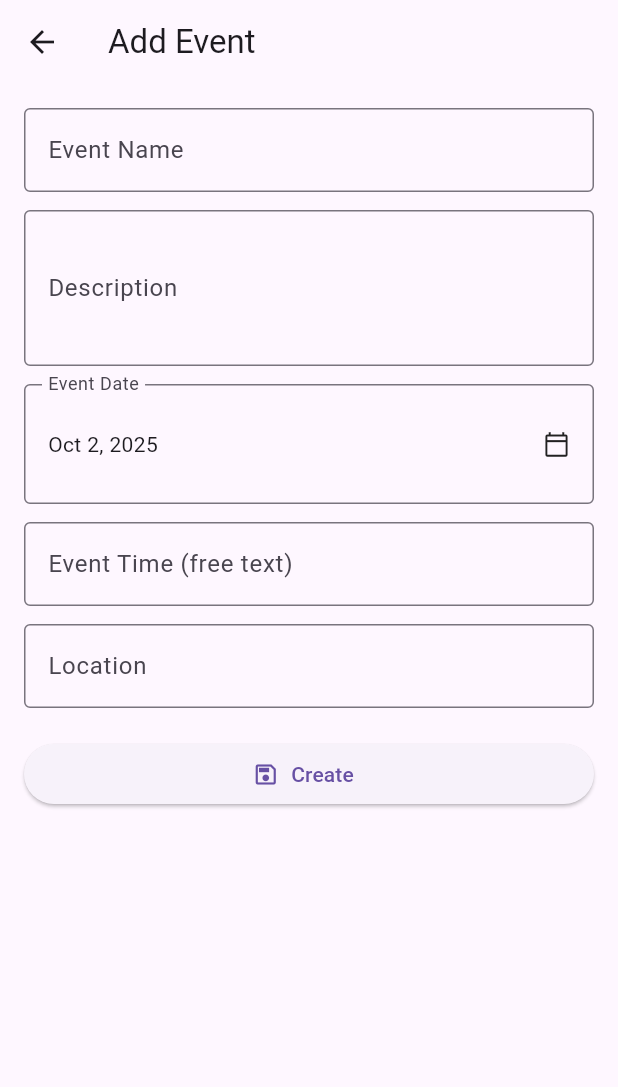
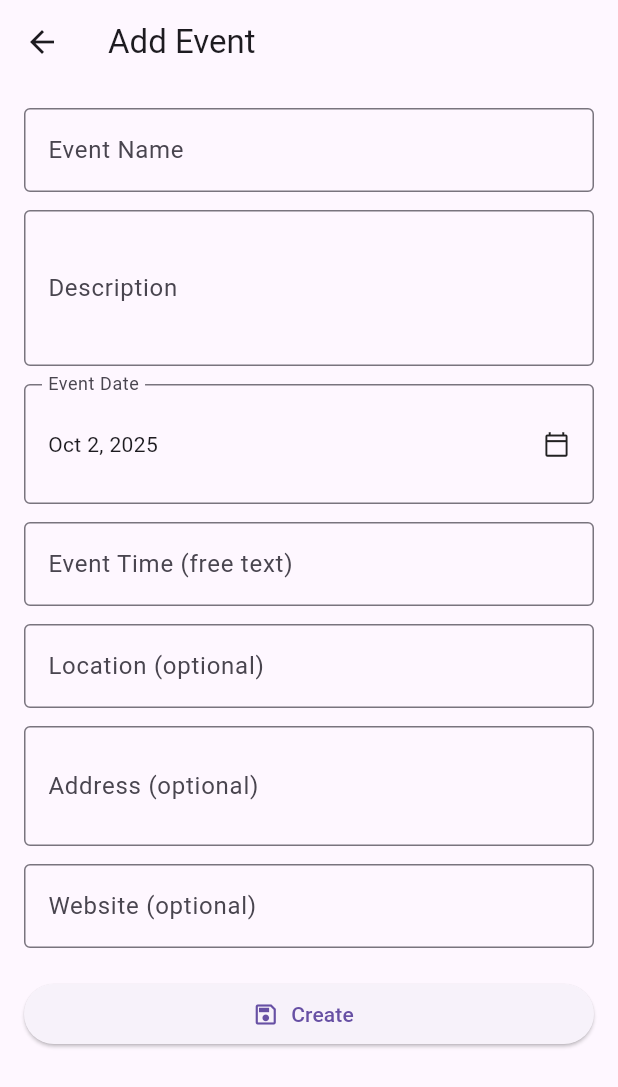
Before and after one commit to agawlbb/negaautism_mobile, a Flutter app: the EventDetailsScreen screen opened directly, on a phone screen of 412 x 824 dp. Shown: the top 1087 px of the screen. Run offline on Flutter 3.47's test engine with Material 3 defaults, Android fonts, the light colour scheme and no system bars; our stand-ins replace firebase_auth, firebase_core, firebase_messaging, package_info_plus, shared_preferences; accounts and stored records are empty.

Commit message:
support for address and website for events

```diff
--- a/lib/event_details_screen.dart
+++ b/lib/event_details_screen.dart
@@ -23,6 +23,8 @@ class _EventDetailsScreenState extends State<EventDetailsScreen> {
   late DateTime _eventDate;
   late final TextEditingController _timeCtrl;
   late final TextEditingController _locCtrl;
+  late final TextEditingController _addressCtrl; // NEW
+  late final TextEditingController _websiteCtrl; // NEW
 
   final _auth = FirebaseAuth.instance;
   bool _submitting = false;
@@ -38,6 +40,8 @@ class _EventDetailsScreenState extends State<EventDetailsScreen> {
     _eventDate = init?.eventDate ?? DateTime.now();
     _timeCtrl = TextEditingController(text: init?.eventTime ?? '');
     _locCtrl = TextEditingController(text: init?.location ?? '');
+    _addressCtrl = TextEditingController(text: init?.address ?? ''); // NEW
+    _websiteCtrl = TextEditingController(text: init?.website ?? ''); // NEW
   }
 
   @override
@@ -46,6 +50,8 @@ class _EventDetailsScreenState extends State<EventDetailsScreen> {
     _descCtrl.dispose();
     _timeCtrl.dispose();
     _locCtrl.dispose();
+    _addressCtrl.dispose(); // NEW
+    _websiteCtrl.dispose(); // NEW
     super.dispose();
   }
 
@@ -85,16 +91,20 @@ class _EventDetailsScreenState extends State<EventDetailsScreen> {
       final idToken = await user.getIdToken(true);
 
       final uri = Uri.parse('https://negaautism.org/api/add_event.php');
-      final resp = await http.post(uri, headers: {
-        'Content-Type': 'application/x-www-form-urlencoded',
-      }, body: {
+      final resp = await http.post(
+        uri,
+        headers: {'Content-Type': 'application/x-www-form-urlencoded'},
+        body: {
           'id_token': idToken,
           'name': _nameCtrl.text.trim(),
           'description': _descCtrl.text.trim(),
           'event_date': _yyyyMmDd(_eventDate),
           'event_time': _timeCtrl.text.trim(),
           'location': _locCtrl.text.trim(),
-      });
+          'address': _addressCtrl.text.trim(), // NEW
+          'website': _websiteCtrl.text.trim(), // NEW
+        },
+      );
 
       final data = json.decode(resp.body);
       if (data['success'] != true) throw Exception(data['message']);
@@ -106,7 +116,8 @@ class _EventDetailsScreenState extends State<EventDetailsScreen> {
       Navigator.of(context).pop(true);
     } catch (e) {
       if (mounted) {
-        ScaffoldMessenger.of(context).showSnackBar(SnackBar(content: Text('Error: $e')));
+        ScaffoldMessenger.of(context)
+            .showSnackBar(SnackBar(content: Text('Error: $e')));
       }
     } finally {
       if (mounted) setState(() => _submitting = false);
@@ -124,9 +135,10 @@ class _EventDetailsScreenState extends State<EventDetailsScreen> {
       final idToken = await user.getIdToken(true);
 
       final uri = Uri.parse('https://negaautism.org/api/edit_event.php');
-      final resp = await http.post(uri, headers: {
-        'Content-Type': 'application/x-www-form-urlencoded',
-      }, body: {
+      final resp = await http.post(
+        uri,
+        headers: {'Content-Type': 'application/x-www-form-urlencoded'},
+        body: {
           'id_token': idToken,
           'id': init.id.toString(),
           'name': _nameCtrl.text.trim(),
@@ -134,7 +146,10 @@ class _EventDetailsScreenState extends State<EventDetailsScreen> {
           'event_date': _yyyyMmDd(_eventDate),
           'event_time': _timeCtrl.text.trim(),
           'location': _locCtrl.text.trim(),
-      });
+          'address': _addressCtrl.text.trim(), // NEW
+          'website': _websiteCtrl.text.trim(), // NEW
+        },
+      );
 
       final data = json.decode(resp.body);
       if (data['success'] != true) throw Exception(data['message']);
@@ -146,7 +161,8 @@ class _EventDetailsScreenState extends State<EventDetailsScreen> {
       Navigator.of(context).pop(true);
     } catch (e) {
       if (mounted) {
-        ScaffoldMessenger.of(context).showSnackBar(SnackBar(content: Text('Error: $e')));
+        ScaffoldMessenger.of(context)
+            .showSnackBar(SnackBar(content: Text('Error: $e')));
       }
     } finally {
       if (mounted) setState(() => _submitting = false);
@@ -158,7 +174,8 @@ class _EventDetailsScreenState extends State<EventDetailsScreen> {
       context: context,
       builder: (_) => AlertDialog(
         title: const Text('Confirm Delete'),
-        content: const Text('Are you sure you want to delete this event? This cannot be undone.'),
+        content: const Text(
+            'Are you sure you want to delete this event? This cannot be undone.'),
         actions: [
           TextButton(
             onPressed: () => Navigator.pop(context, false),
@@ -188,12 +205,14 @@ class _EventDetailsScreenState extends State<EventDetailsScreen> {
       final idToken = await user.getIdToken(true);
 
       final uri = Uri.parse('https://negaautism.org/api/delete_event.php');
-      final resp = await http.post(uri, headers: {
-        'Content-Type': 'application/x-www-form-urlencoded',
-      }, body: {
+      final resp = await http.post(
+        uri,
+        headers: {'Content-Type': 'application/x-www-form-urlencoded'},
+        body: {
           'id_token': idToken,
           'id': init.id.toString(),
-      });
+        },
+      );
 
       final data = json.decode(resp.body);
       if (data['success'] != true) throw Exception(data['message']);
@@ -205,7 +224,8 @@ class _EventDetailsScreenState extends State<EventDetailsScreen> {
       Navigator.of(context).pop(true);
     } catch (e) {
       if (mounted) {
-        ScaffoldMessenger.of(context).showSnackBar(SnackBar(content: Text('Error: $e')));
+        ScaffoldMessenger.of(context)
+            .showSnackBar(SnackBar(content: Text('Error: $e')));
       }
     } finally {
       if (mounted) setState(() => _submitting = false);
@@ -213,8 +233,18 @@ class _EventDetailsScreenState extends State<EventDetailsScreen> {
   }
 
   String _dateLabel(DateTime d) {
-    const months = ['Jan','Feb','Mar','Apr','May','Jun','Jul','Aug','Sep','Oct','Nov','Dec'];
+    const months = [
+      'Jan','Feb','Mar','Apr','May','Jun','Jul','Aug','Sep','Oct','Nov','Dec'
+    ];
     return '${months[d.month - 1]} ${d.day}, ${d.year}';
+  }
+
+  String? _validateWebsite(String? v) {
+    final s = v?.trim() ?? '';
+    if (s.isEmpty) return null; // optional
+    // Very light validation: must contain a dot; you can strengthen later.
+    if (!s.contains('.')) return 'Enter a valid website or leave blank';
+    return null;
   }
 
   @override
@@ -247,7 +277,8 @@ class _EventDetailsScreenState extends State<EventDetailsScreen> {
                       labelText: 'Event Name',
                       border: OutlineInputBorder(),
                     ),
-                    validator: (v) => (v == null || v.trim().isEmpty) ? 'Required' : null,
+                    validator: (v) =>
+                    (v == null || v.trim().isEmpty) ? 'Required' : null,
                   ),
                   const SizedBox(height: 12),
 
@@ -292,13 +323,37 @@ class _EventDetailsScreenState extends State<EventDetailsScreen> {
                   ),
                   const SizedBox(height: 12),
 
+                  // Location is now OPTIONAL
                   TextFormField(
                     controller: _locCtrl,
                     decoration: const InputDecoration(
-                      labelText: 'Location',
+                      labelText: 'Location (optional)',
                       border: OutlineInputBorder(),
                     ),
-                    validator: (v) => (v == null || v.trim().isEmpty) ? 'Required' : null,
+                  ),
+                  const SizedBox(height: 12),
+
+                  // Address (optional)
+                  TextFormField(
+                    controller: _addressCtrl,
+                    maxLines: 2,
+                    decoration: const InputDecoration(
+                      labelText: 'Address (optional)',
+                      hintText: 'Street, city, state, ZIP',
+                      border: OutlineInputBorder(),
+                    ),
+                  ),
+                  const SizedBox(height: 12),
+
+                  // Website (optional)
+                  TextFormField(
+                    controller: _websiteCtrl,
+                    decoration: const InputDecoration(
+                      labelText: 'Website (optional)',
+                      hintText: 'example.org or https://example.org',
+                      border: OutlineInputBorder(),
+                    ),
+                    validator: _validateWebsite,
                   ),
                   const SizedBox(height: 20),
 
@@ -337,7 +392,9 @@ class EditableEvent {
   final String description;
   final DateTime eventDate;
   final String eventTime;
-  final String location;
+  final String location; // optional in UI; empty string is fine
+  final String address;  // NEW
+  final String website;  // NEW
 
   EditableEvent({
     this.id,
@@ -346,5 +403,7 @@ class EditableEvent {
     required this.eventDate,
     required this.eventTime,
     required this.location,
+    required this.address,   // NEW
+    required this.website,   // NEW
   });
 }
--- a/lib/manage_events_screen.dart
+++ b/lib/manage_events_screen.dart
@@ -108,6 +108,8 @@ class _ManageEventsScreenState extends State<ManageEventsScreen> {
             eventDate: e.eventDate,
             eventTime: e.eventTime,
             location: e.location,
+            address:  e.address,
+            website:  e.website,
           ),
         ),
       ),
@@ -222,6 +224,9 @@ class _EventCard extends StatelessWidget {
       if (item.location.isNotEmpty) item.location,
     ].join(' • ');
 
+    final address = item.address.trim();
+    final website = item.website.trim();
+
     return Card(
       elevation: 1.5,
       child: Padding(
@@ -243,6 +248,33 @@ class _EventCard extends StatelessWidget {
             if (subtitle.isNotEmpty) ...[
               const SizedBox(height: 4),
               Text(subtitle),
+            ],
+            if (address.isNotEmpty) ...[
+              const SizedBox(height: 6),
+              Row(
+                crossAxisAlignment: CrossAxisAlignment.start,
+                children: [
+                  const Icon(Icons.location_on_outlined, size: 16),
+                  const SizedBox(width: 6),
+                  Expanded(child: Text(address)),
+                ],
+              ),
+            ],
+            if (website.isNotEmpty) ...[
+              const SizedBox(height: 6),
+              Row(
+                crossAxisAlignment: CrossAxisAlignment.start,
+                children: [
+                  const Icon(Icons.public, size: 16),
+                  const SizedBox(width: 6),
+                  Expanded(
+                    child: Text(
+                      website,
+                      style: const TextStyle(decoration: TextDecoration.underline),
+                    ),
+                  ),
+                ],
+              ),
             ],
             if (item.description.isNotEmpty) ...[
               const SizedBox(height: 8),
@@ -273,6 +305,8 @@ class EventItem {
   final DateTime eventDate;
   final String eventTime;
   final String location;
+  final String address; // NEW
+  final String website; // NEW
 
   EventItem({
     required this.id,
@@ -281,6 +315,8 @@ class EventItem {
     required this.eventDate,
     required this.eventTime,
     required this.location,
+    required this.address,
+    required this.website,
   });
 
   factory EventItem.fromJson(Map<String, dynamic> j) {
@@ -297,6 +333,8 @@ class EventItem {
       eventDate: date,
       eventTime: (j['event_time'] ?? '').toString(),
       location: (j['location'] ?? '').toString(),
+      address: (j['address'] ?? '').toString(),
+      website: (j['website'] ?? '').toString(),
     );
   }
 }
```
Lines whose indentation alone changed are shown as unchanged.
